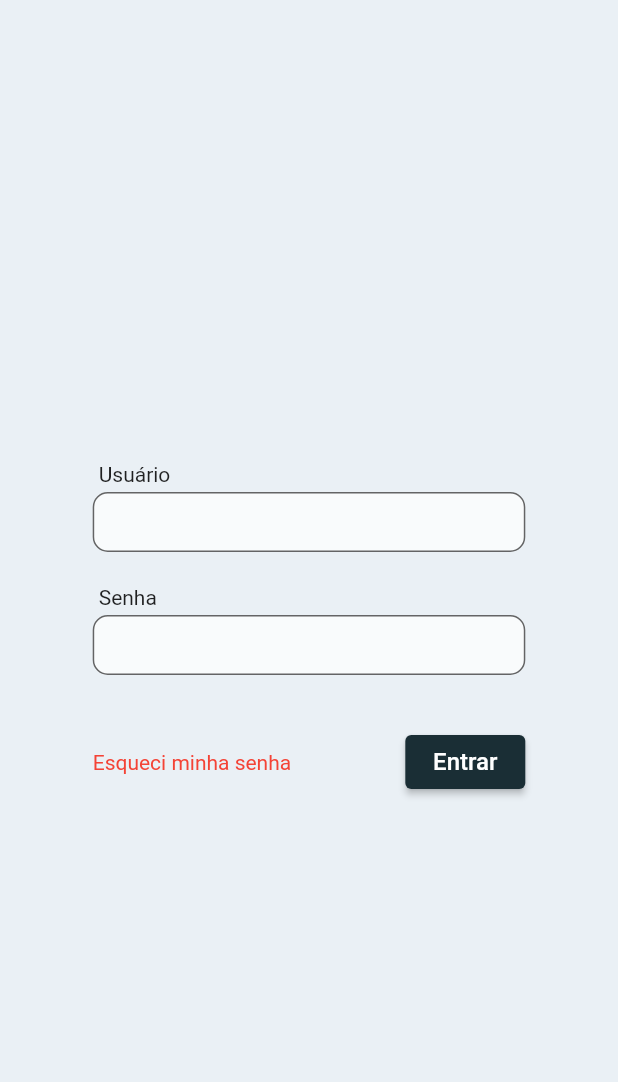
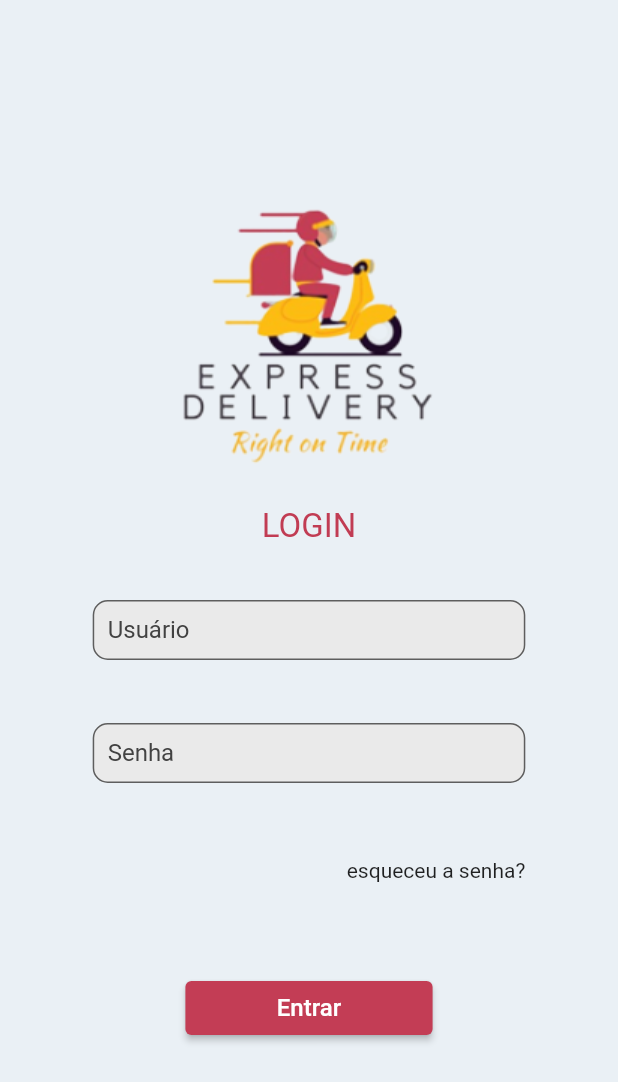
Before and after one commit to abnerdsilva/express-delivery, a Flutter app: the screen it shows after launch, on a phone screen of 412 x 824 dp. Shown: the top 1082 px of the screen. Run offline on Flutter 3.47's test engine with Material 2 defaults, Android fonts, the phone set to English and light mode, and no system bars; our stand-ins replace get.

Commit message:
ajuste de layout tela login e tema de cores

```diff
--- a/lib/config/theme_config.dart
+++ b/lib/config/theme_config.dart
@@ -9,23 +9,23 @@ class ThemeConfig {
     canvasColor: kSecondaryColor,
   );
 
-  static const kPrimaryColor = Color(0xFF1A2E35);
+  static const kPrimaryColor = Color(0xFFC13C53);
   static const kSecondaryColor = Color(0xFFEAF0F5);
-  static const kThirdSecondaryColor = Color(0xFFD9D9D9);
+  static const kThirdSecondaryColor = Color(0xFFEAEAEA);
   static const kGravishBlueColor = Color(0xff1564B3);
 
   static const backgroundColor = Color(0xFFf0f0f0);
 
   static const MaterialColor kToDark = MaterialColor(
-    0xFF1A2E35,
+    0xFFC33D55,
     <int, Color>{
-      50: Color(0xFF1A2E35),
-      100: Color(0xFF1A2E35),
-      200: Color(0xFF1A2E35),
-      300: Color(0xFF1A2E35),
-      500: Color(0xFF1A2E35),
-      600: Color(0xFF1A2E35),
-      700: Color(0xFF1A2E35),
+      50: Color(0xFFC13C53),
+      100: Color(0xFFC13C53),
+      200: Color(0xFFC13C53),
+      300: Color(0xFFC33D55),
+      500: Color(0xFFC33D55),
+      600: Color(0xFFC33D55),
+      700: Color(0xFFC33D55),
     },
   );
 
--- a/lib/pages/login/login_page.dart
+++ b/lib/pages/login/login_page.dart
@@ -1,3 +1,4 @@
+import 'package:express_delivery/config/theme_config.dart';
 import 'package:express_delivery/pages/login/login_controller.dart';
 import 'package:express_delivery/shared/components/custom_button.dart';
 import 'package:express_delivery/shared/components/custom_text_form_field.dart';
@@ -18,14 +19,24 @@ class LoginPage extends GetView<LoginController> {
             crossAxisAlignment: CrossAxisAlignment.center,
             mainAxisAlignment: MainAxisAlignment.center,
             children: [
-              const SizedBox(height: 16),
+              Image.asset('assets/images/logosemfundo.png'),
+              const SizedBox(height: 24),
+              const Text(
+                'LOGIN',
+                style: TextStyle(
+                  fontSize: 22,
+                  color: ThemeConfig.kPrimaryColor,
+                ),
+              ),
+              const SizedBox(height: 32),
               SizedBox(
                 width: MediaQuery.of(context).size.width * .7,
                 child: CustomTextFormField(
                   radiusBorder: 10,
                   heightWithLabel: 70,
                   height: 40,
-                  label: 'Usuário',
+                  hintText: 'Usuário',
+                  fillColor: ThemeConfig.kThirdSecondaryColor,
                   controller: controller.userController,
                 ),
               ),
@@ -37,28 +48,28 @@ class LoginPage extends GetView<LoginController> {
                   heightWithLabel: 70,
                   height: 40,
                   obscureText: true,
-                  label: 'Senha',
+                  hintText: 'Senha',
                   controller: controller.passController,
+                  fillColor: ThemeConfig.kThirdSecondaryColor,
                 ),
               ),
               const SizedBox(height: 24),
+              Container(
+                width: MediaQuery.of(context).size.width * .7,
+                alignment: Alignment.centerRight,
+                child: const Text(
+                  'esqueceu a senha?',
+                ),
+              ),
+              const SizedBox(height: 60),
               SizedBox(
-                width: MediaQuery.of(context).size.width * .7,
-                child: Row(
-                  mainAxisAlignment: MainAxisAlignment.spaceBetween,
-                  children: [
-                    const Text(
-                      'Esqueci minha senha',
-                      style: TextStyle(color: Colors.red),
-                    ),
-                    CustomButton(
-                      label: 'Entrar',
-                      alignment: Alignment.center,
-                      width: 80,
-                      fontSize: 16,
-                      onClick: () => controller.login(),
-                    ),
-                  ],
+                width: MediaQuery.of(context).size.width * .4,
+                child: CustomButton(
+                  label: 'Entrar',
+                  alignment: Alignment.center,
+                  width: 80,
+                  fontSize: 16,
+                  onClick: () => controller.login(),
                 ),
               )
             ],
--- a/lib/shared/components/custom_text_form_field.dart
+++ b/lib/shared/components/custom_text_form_field.dart
@@ -12,6 +12,7 @@ class CustomTextFormField extends StatelessWidget {
   final Color? backgroundColor;
   final TextAlign? textAlign;
   final String? initialValue;
+  final String? hintText;
   final TextAlignVertical? textAlignVertical;
   final TextInputType? keyboardType;
   final TextEditingController? controller;
@@ -40,6 +41,7 @@ class CustomTextFormField extends StatelessWidget {
     this.onChanged,
     this.validator,
     this.initialValue,
+    this.hintText,
     this.autofocus = false,
     this.obscuringCharacter = '•',
     this.inputFormatters,
@@ -99,6 +101,7 @@ class CustomTextFormField extends StatelessWidget {
                             ),
                           ),
                           filled: true,
+                          hintText: hintText,
                           contentPadding: const EdgeInsets.symmetric(horizontal: 10),
                           hintStyle: TextStyle(color: hintColor ?? Colors.grey[800]),
                           fillColor: fillColor ?? Colors.white70,
```
Also changed, not shown: assets/images/logosemfundo.png (added).
